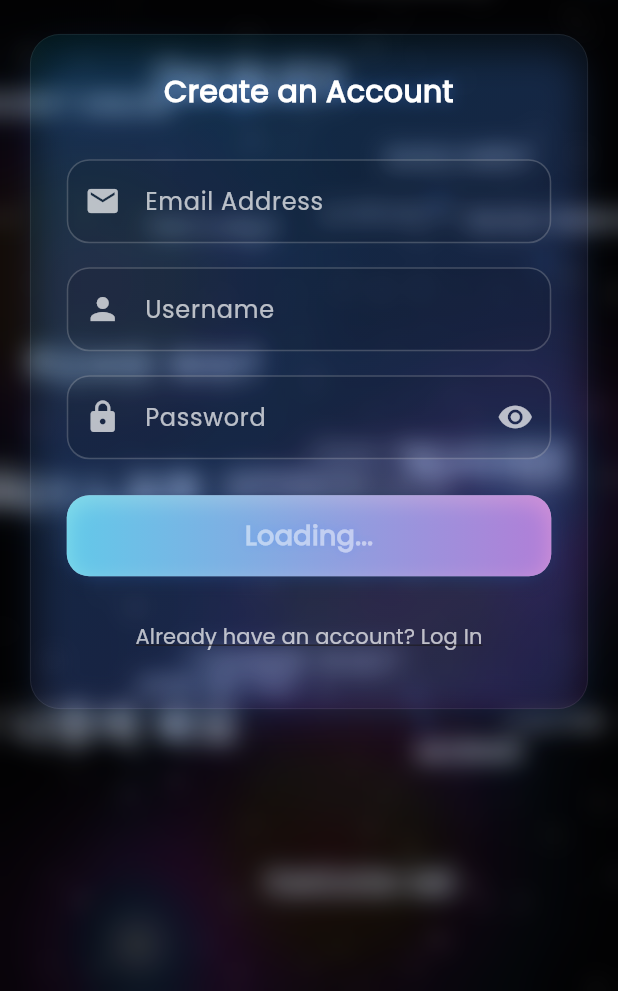
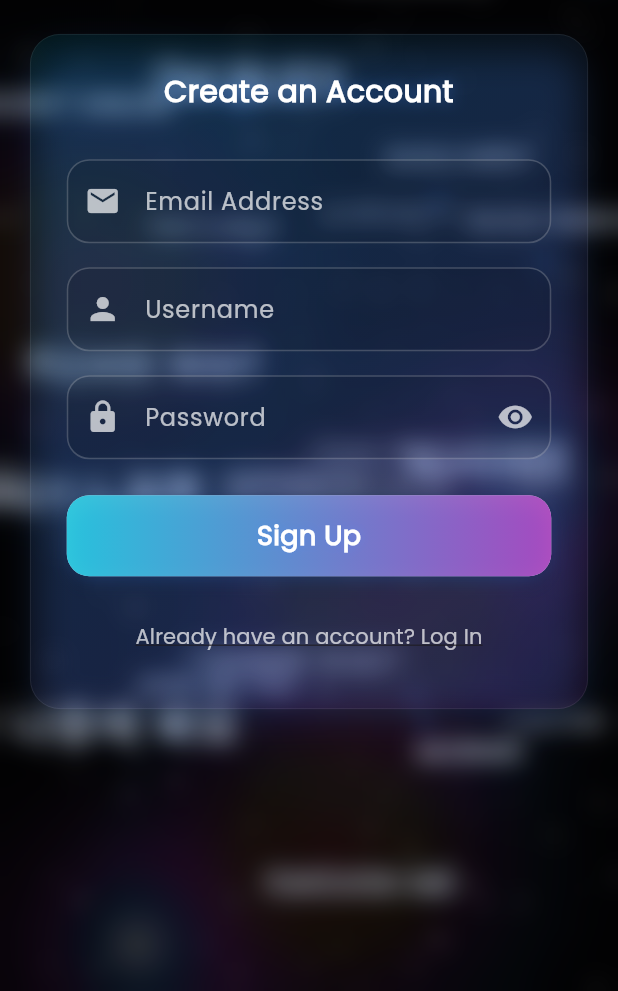
Before and after one commit to xARCELLx/GhostType-App, a Flutter app: the screen it shows after launch, on a phone screen of 412 x 824 dp, the part 245-1236 px from its top. Run offline on Flutter 3.47's test engine with Material 3 defaults, Android fonts, the phone set to English and light mode, and no system bars; our stand-ins replace shared_preferences; missing offline and left inert: dart:ffi.

```diff
--- a/lib/custom_app/providers/auth_provider.dart
+++ b/lib/custom_app/providers/auth_provider.dart
@@ -3,7 +3,7 @@ import '../services/LoginService.dart';
 import '../services/SignUpScreen_service.dart';
 
 class AuthProvider with ChangeNotifier {
-  bool _isLoading = LoginService.getAuthToken()!=null;
+  bool _isLoading = false;
   String? _errorMessage;
   bool _isSignedUp = false;
   bool _isLoggedIn = false;
@@ -24,7 +24,6 @@ class AuthProvider with ChangeNotifier {
   // Load saved username from LoginService
   Future<void> _loadSavedData() async {
     _username = await LoginService.getUsername();
-    _isLoggedIn = (await LoginService.getAuthToken()) != null; // Consider logged in if auth token exists
     notifyListeners();
   }
 
@@ -70,6 +69,7 @@ class AuthProvider with ChangeNotifier {
       final response = await LoginService.login(
         email: email,
         password: password,
+
       );
       _isLoggedIn = true;
       _username = response['username'];
--- a/lib/custom_app/screens/SplashScreen.dart
+++ b/lib/custom_app/screens/SplashScreen.dart
@@ -5,6 +5,7 @@ import 'package:ghost_type/custom_app/screens/Home_Screen.dart';
 import 'package:ghost_type/custom_app/screens/auth_screens/sign_up.dart';
 import 'package:ghost_type/custom_app/providers/auth_provider.dart';
 import 'package:provider/provider.dart';
+import 'package:ghost_type/custom_app/services/LoginService.dart';
 
 class GhostTypeSplashScreen extends StatefulWidget {
   final bool enableNavigation;
@@ -52,21 +53,24 @@ class _GhostTypeSplashScreenState extends State<GhostTypeSplashScreen> with Tick
     );
 
     if (widget.enableNavigation) {
-      Timer(const Duration(seconds: 5), () {
-        if (mounted) {
+      Timer(const Duration(seconds: 5), () async {
+        if (!mounted) return;
+
         List<bool> currentStates = _textWidgetKeys
             .map((key) => key.currentState?.showCorrect ?? false)
             .toList();
         List<double> currentOffsets = _textWidgetKeys
             .map((key) => key.currentState?.currentOffset ?? 0.0)
             .toList();
+
+        bool isLoggedIn = await LoginService.getIsLoggedIn()?? false; // ✅ Await the result
+
+        if (!mounted) return; // Ensure the widget is still in the tree before navigating
+
         Navigator.of(context).pushReplacement(
           PageRouteBuilder(
             pageBuilder: (context, animation, secondaryAnimation) {
-                if(Provider.of<AuthProvider>(context, listen: false).isLoggedIn) {
-                  return HomeScreen();
-                }
-                return SignUpScreen(
+              return isLoggedIn ? HomeScreen() : SignUpScreen(
                 initialTextItems: textItems,
                 initialTextStates: currentStates,
                 initialFloatOffsets: currentOffsets,
@@ -78,9 +82,10 @@ class _GhostTypeSplashScreenState extends State<GhostTypeSplashScreen> with Tick
             transitionDuration: const Duration(milliseconds: 800),
           ),
         );
-        }
       });
     }
+
+
   }
 
   @override
--- a/lib/custom_app/services/LoginService.dart
+++ b/lib/custom_app/services/LoginService.dart
@@ -1,9 +1,11 @@
+import 'dart:ffi';
+
 import 'package:http/http.dart' as http;
 import 'dart:convert';
 import 'package:shared_preferences/shared_preferences.dart';
 
 class LoginService {
-  static const String baseUrl = "http://192.168.151.156:8000/auth/login/";
+  static const String baseUrl = "http://192.168.178.156:8000/auth/login/";
 
   // Login method that handles API call and saves tokens/username
   static Future<Map<String, dynamic>> login({
@@ -36,6 +38,7 @@ class LoginService {
           refresh: data['refresh'],
           authToken: data['access'],
           username: data['username'],
+          isLogedin: true,
         );
         return data; // Return the full response
       } else {
@@ -52,11 +55,13 @@ class LoginService {
     required String refresh,
     required String authToken,
     required String username,
+    required bool isLogedin,
   }) async {
     final prefs = await SharedPreferences.getInstance();
     await prefs.setString('refresh_token', refresh);
     await prefs.setString('auth_token', authToken);
     await prefs.setString('username', username);
+    await prefs.setBool('isLogedin',isLogedin);
   }
 
   // Clear saved data on logout
@@ -65,6 +70,7 @@ class LoginService {
     await prefs.remove('refresh_token');
     await prefs.remove('auth_token');
     await prefs.remove('username');
+    await prefs.setBool('isLogedin',false);
   }
 
   // Retrieve auth token
@@ -84,4 +90,10 @@ class LoginService {
     final prefs = await SharedPreferences.getInstance();
     return prefs.getString('username');
   }
+
+  static Future<bool?> getIsLoggedIn() async {
+    final prefs = await SharedPreferences.getInstance();
+    bool? value=prefs.getBool("isLogedin");
+    return value;
+  }
 }
--- a/lib/custom_app/services/SignUpScreen_service.dart
+++ b/lib/custom_app/services/SignUpScreen_service.dart
@@ -2,7 +2,7 @@ import 'package:http/http.dart' as http;
 import 'dart:convert';
 
 class SignUpService {
-  static const String baseUrl = "http://192.168.151.156:8000/auth/register/";
+  static const String baseUrl = "http://192.168.178.156/auth/register/";
 
   static Future<bool> signUp({
     required String email,
```
Lines whose indentation alone changed are shown as unchanged.
